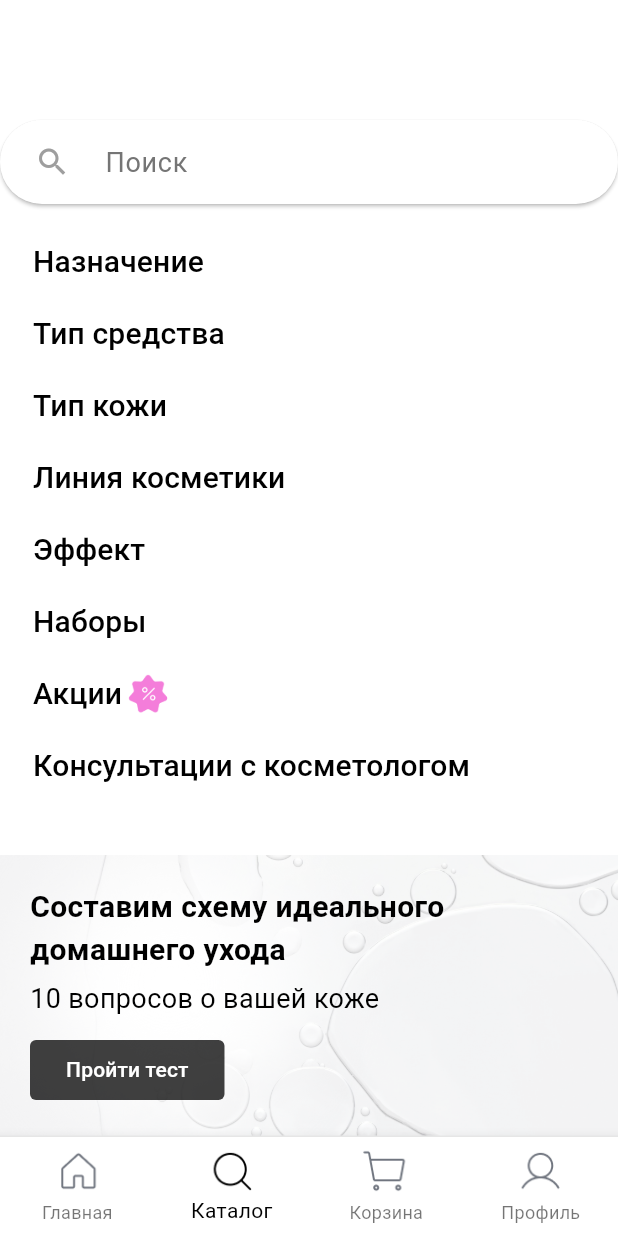
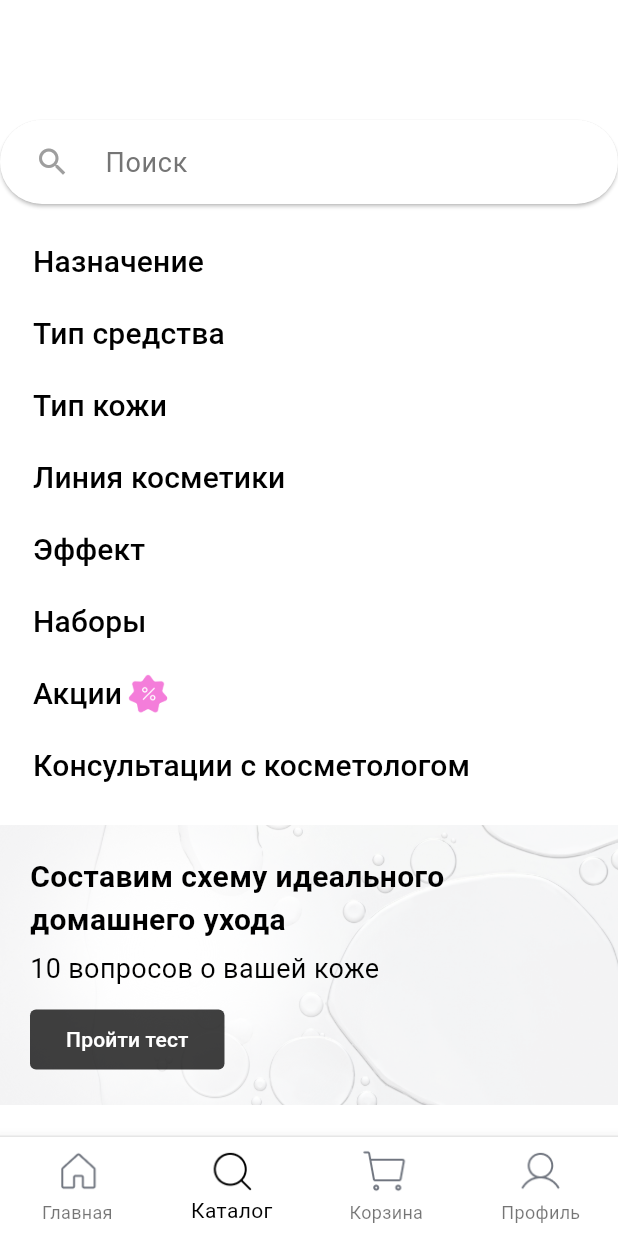
Before and after one commit to memris/cosmetics_shop, a Flutter app: the screen it shows after launch, item 2 of the bottom bar chosen, on a phone screen of 412 x 824 dp. Run offline on Flutter 3.47's test engine with Material 3 defaults, Android fonts, the phone set to English and light mode, and no system bars.

Commit message:
fix screen sized

```diff
--- a/lib/features/product/presentation/pages/catalog_page.dart
+++ b/lib/features/product/presentation/pages/catalog_page.dart
@@ -113,10 +113,13 @@ class _CatalogPageState extends State<CatalogPage> {
   }
 
   @override
+  @override
   Widget build(BuildContext context) {
     return Padding(
       padding: const EdgeInsets.fromLTRB(0, 80, 0, 0),
+      child: SingleChildScrollView(
         child: Column(
+          mainAxisSize: MainAxisSize.min,
           children: [
             if (!_isFiltered)
               SearchBar(
@@ -146,11 +149,14 @@ class _CatalogPageState extends State<CatalogPage> {
               const SizedBox(
                 height: 15,
               ),
-          Expanded(
+            Flexible(
+              fit: FlexFit.loose,
               child: !_isFiltered
                   ? Column(
                 crossAxisAlignment: CrossAxisAlignment.start,
-                    children: options.entries.map((entry) {
+                mainAxisAlignment: MainAxisAlignment.spaceBetween,
+                children: [
+                  ...options.entries.map((entry) {
                     return Padding(
                       padding: const EdgeInsets.fromLTRB(10, 0, 60, 0),
                       child: Column(
@@ -210,13 +216,16 @@ class _CatalogPageState extends State<CatalogPage> {
                       ),
                     );
                   }).toList(),
+                 SizedBox(height: 15,),
+                ],
               )
                   : Column(
+                mainAxisSize: MainAxisSize.min,
                       crossAxisAlignment: CrossAxisAlignment.start,
                       children: [
                         Container(
                           padding: const EdgeInsets.symmetric(horizontal: 10),
-                        constraints: const BoxConstraints(maxWidth: 500),
+                         // constraints: const BoxConstraints(maxWidth: 500),
                           child: Column(
                             crossAxisAlignment: CrossAxisAlignment.start,
                             children: [
@@ -303,7 +312,8 @@ class _CatalogPageState extends State<CatalogPage> {
                             ],
                           ),
                         ),
-                      Expanded(
+                        Flexible(
+                          fit: FlexFit.loose,
                           child: ProductList(
                             products: _filterProducts(testProducts),
                           ),
@@ -311,8 +321,20 @@ class _CatalogPageState extends State<CatalogPage> {
                       ],
                     ),
             ),
-          if (!_isFiltered)
-            Stack(children: [
+           if (!_isFiltered) _buildBottomStack()
+          ],
+        ),
+      ),
+    );
+  }
+}
+
+
+Widget _buildBottomStack() {
+  return Align(
+    alignment: Alignment.bottomCenter,
+    child: Stack(
+      children: [
         Container(
           color: Colors.grey.shade200,
         ),
@@ -336,16 +358,12 @@ class _CatalogPageState extends State<CatalogPage> {
                   ),
                 ),
               ),
-                    const SizedBox(
-                      height: 5,
-                    ),
+              const SizedBox(height: 5),
               const Text(
                 "10 вопросов о вашей коже",
                 style: TextStyle(fontSize: 18),
               ),
-                    const SizedBox(
-                      height: 10,
-                    ),
+              const SizedBox(height: 10),
               ElevatedButton(
                 onPressed: () {},
                 style: ElevatedButton.styleFrom(
@@ -361,9 +379,7 @@ class _CatalogPageState extends State<CatalogPage> {
             ],
           ),
         ),
-            ]),
       ],
     ),
   );
 }
-}
```
Lines whose indentation alone changed are shown as unchanged.
